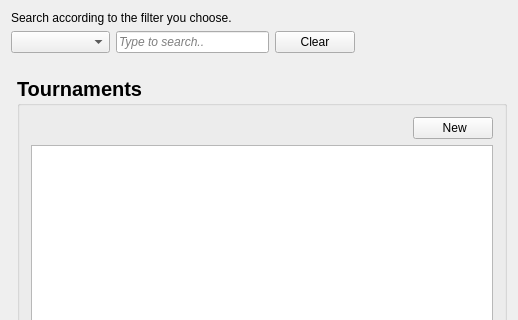
First picture: the form in src/app/HistoryPage.ui, repository KadirEmreAVCI/MasterTennisApp, before the edit; both pictures show x 0 to 518 and y 0 to 320 of the 518 by 588 pixel window.
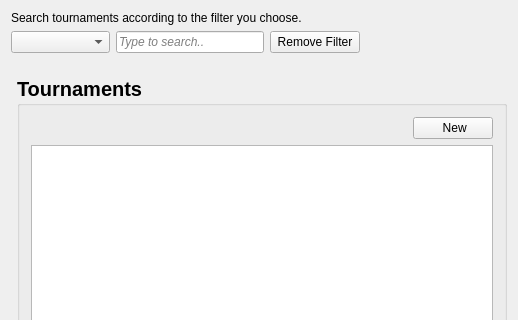
Second picture: the form after the edit.

Commit message: Tournament filter is now used in the HistoryPage, the only filtered column is organization name for now.

Diff of the .ui file:
```diff
--- a/src/app/HistoryPage.ui
+++ b/src/app/HistoryPage.ui
@@ -31,7 +31,7 @@
         </sizepolicy>
        </property>
        <property name="text">
-        <string>Search according to the filter you choose.</string>
+        <string>Search tournaments according to the filter you choose.</string>
        </property>
       </widget>
      </item>
@@ -105,7 +105,7 @@
        <item>
         <widget class="QPushButton" name="ClearButton">
          <property name="text">
-          <string>Clear</string>
+          <string> Remove Filter </string>
          </property>
         </widget>
        </item>
```
Left out of the diff: 2 changed lines with no effect on the pictures. The commit also changes 7 other files.
